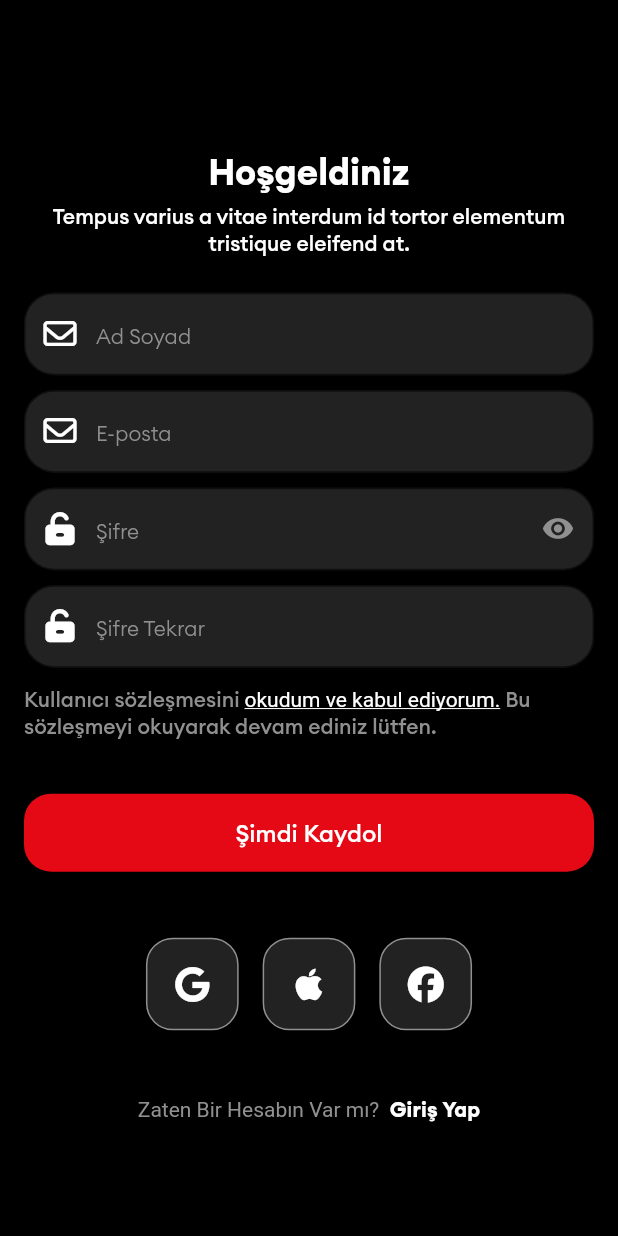
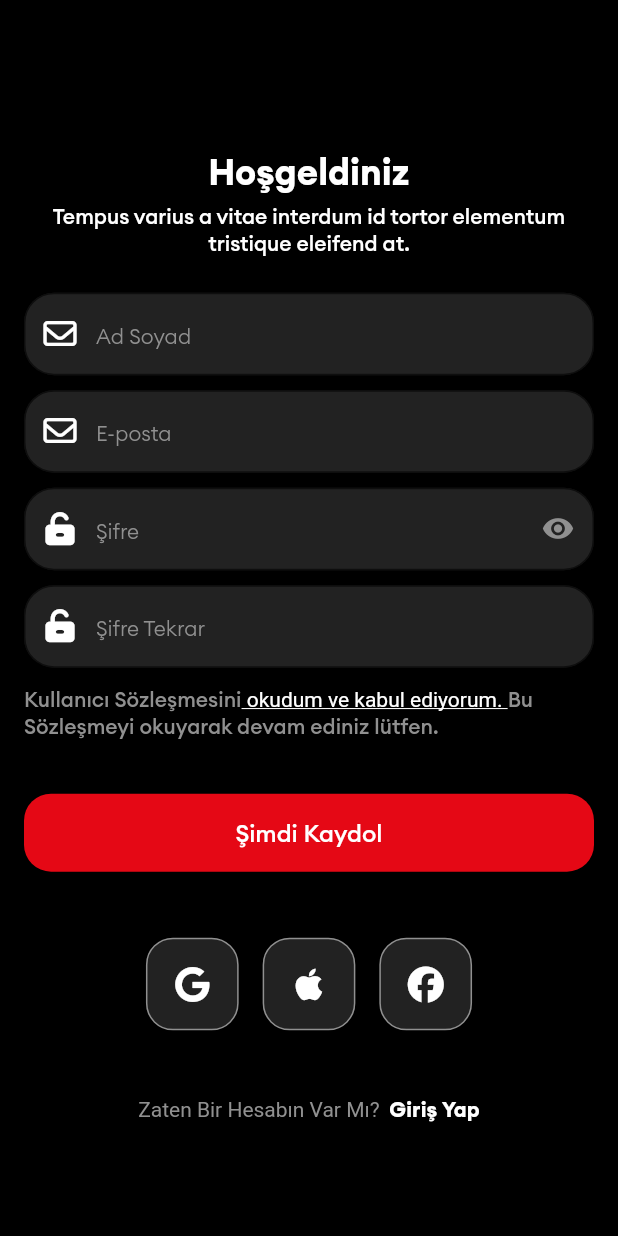
Before and after one commit to Ozberksenn/datingApp-case, a Flutter app: the screen it shows after launch, after a tap on an icon or button, on a phone screen of 412 x 824 dp. Run offline on Flutter 3.47's test engine with Material 3 defaults, Android fonts, the phone set to English and light mode, and no system bars; our stand-ins replace cached_network_image, dio, flutter_bloc, font_awesome_flutter, go_router, image_picker and 1 more; generated files the repository leaves out were written again.

```diff
--- /dev/null
+++ b/l10n.yaml
@@ -0,0 +1,4 @@
+arb-dir: lib/l10n
+template-arb-file: intl_en.arb
+output-localization-file: app_localizations.dart
+output-class: AppLocalizations
--- a/lib/features/view-model/login/login_cubit.dart
+++ b/lib/features/view-model/login/login_cubit.dart
@@ -11,6 +11,10 @@ class LoginCubit extends Cubit<LoginState> {
 
   void changeObscureState() {
     emit(state.copyWith(isObscuere: !state.isObscuere));
+  }
+
+  void changeLanguage(String value) {
+    emit(state.copyWith(language: value));
   }
 
   Future<void> login(String email, String password) async {
--- a/lib/features/view-model/login/login_state.dart
+++ b/lib/features/view-model/login/login_state.dart
@@ -3,12 +3,14 @@ class LoginState {
   final String? errorMessage;
   final bool? isSuccess;
   bool isObscuere;
+  final String language;
 
   LoginState({
     this.isLoading = false,
     this.errorMessage,
     this.isSuccess,
     this.isObscuere = true,
+    this.language = 'TR',
   });
 
   LoginState copyWith({
@@ -16,12 +18,14 @@ class LoginState {
     String? errorMessage,
     bool? isSuccess,
     bool? isObscuere,
+    String? language,
   }) {
     return LoginState(
       isLoading: isLoading ?? this.isLoading,
       errorMessage: errorMessage ?? this.errorMessage,
       isSuccess: isSuccess ?? this.isSuccess,
       isObscuere: isObscuere ?? this.isObscuere,
+      language: language ?? this.language,
     );
   }
 }
--- a/lib/features/view/login/login_view.dart
+++ b/lib/features/view/login/login_view.dart
@@ -6,10 +6,12 @@ import 'package:datingapp/features/widgets/padding.dart';
 import 'package:datingapp/features/widgets/social_media.dart';
 import 'package:datingapp/product/constants/app_colors.dart';
 import 'package:datingapp/product/constants/app_fonts.dart';
+import 'package:datingapp/product/extension/context_extension.dart';
 import 'package:datingapp/product/router/app_routes.dart';
 import 'package:flutter/material.dart';
 import 'package:flutter_bloc/flutter_bloc.dart';
 import 'package:go_router/go_router.dart';
+import '../../../main.dart';
 import '../../widgets/snackbar_widgets.dart';
 import 'widgets/login_header.dart';
 
@@ -45,7 +47,10 @@ class _LoginViewState extends State<LoginView> {
         builder: (context, state) {
           return CustomView(
             body: Column(
-              mainAxisAlignment: MainAxisAlignment.end,
+              mainAxisAlignment: MainAxisAlignment.spaceBetween,
+              children: [
+                ChangeLanguage(),
+                Column(
                   children: [
                     LoginHeader(),
                     CustomSizedBox.paddingHeight(heightValue: 24.0),
@@ -57,14 +62,16 @@ class _LoginViewState extends State<LoginView> {
                     SocialMediaWidget(),
                     CustomSizedBox.paddingHeight(heightValue: 36.0),
                     InkWell(
-                  onTap: () => context.push(AppRoutes.path(AppRoutes.register)),
+                      onTap:
+                          () =>
+                              context.push(AppRoutes.path(AppRoutes.register)),
                       child: RichText(
                         text: TextSpan(
-                      text: 'Bir Hesabın Yok Mu? ',
+                          text: "${context.loc.dontHaveAnAccount}  ",
                           style: AppFonts.greyText,
                           children: [
                             TextSpan(
-                          text: ' Kayıt Ol',
+                              text: context.loc.signup,
                               style: TextStyle(
                                 color: AppColors.white,
                                 decoration: TextDecoration.underline,
@@ -75,6 +82,8 @@ class _LoginViewState extends State<LoginView> {
                       ),
                     ),
                     CustomSizedBox.paddingHeight(heightValue: 100.0),
+                  ],
+                ),
               ],
             ),
           );
@@ -91,3 +100,40 @@ class _LoginViewState extends State<LoginView> {
     );
   }
 }
+
+class ChangeLanguage extends StatelessWidget {
+  const ChangeLanguage({super.key});
+
+  @override
+  Widget build(BuildContext context) {
+    LoginCubit cubit = context.watch<LoginCubit>();
+    return Align(
+      alignment: Alignment.bottomLeft,
+      child: Padding(
+        padding: ConstEdgeInsets.paddingSymetric(
+          verticalPad: 50,
+          horizontalPad: 10,
+        ),
+        child: DropdownButton(
+          value: cubit.state.language,
+          items: [
+            DropdownMenuItem(
+              value: 'TR',
+              child: Text("TR", style: AppFonts.greyText),
+            ),
+            DropdownMenuItem(
+              value: 'EN',
+              child: Text("EN", style: AppFonts.greyText),
+            ),
+          ],
+          onChanged: (value) {
+            if (value != null) {
+              MyApp.setLocale(context, Locale(value.toLowerCase()));
+              cubit.changeLanguage(value);
+            }
+          },
+        ),
+      ),
+    );
+  }
+}
--- a/lib/features/view/login/widgets/login_form.dart
+++ b/lib/features/view/login/widgets/login_form.dart
@@ -1,4 +1,5 @@
 import 'package:datingapp/features/view-model/login/login_cubit.dart';
+import 'package:datingapp/product/extension/context_extension.dart';
 import 'package:flutter/cupertino.dart';
 import 'package:flutter/material.dart';
 import 'package:flutter_bloc/flutter_bloc.dart';
@@ -36,7 +37,7 @@ class LoginForm extends StatelessWidget {
         TextFieldWidget(
           controller: emailController,
           prefixIcon: FontAwesomeIcons.envelope,
-          labelText: "E-posta",
+          labelText: context.loc.email,
         ),
         CustomSizedBox.paddingHeight(heightValue: 14.0),
         TextFieldWidget(
@@ -48,12 +49,12 @@ class LoginForm extends StatelessWidget {
                   : CupertinoIcons.eye_slash_fill,
           obscure: cubit.state.isObscuere,
           onTapSuffix: () => context.read<LoginCubit>().changeObscureState(),
-          labelText: "Şifre",
+          labelText: context.loc.password,
         ),
         CustomSizedBox.paddingHeight(heightValue: 24.0),
         RichText(
           text: TextSpan(
-            text: 'Şifremi Unuttum',
+            text: context.loc.forgotPassword,
             style: TextStyle(
               color: Colors.white,
               decoration: TextDecoration.underline,
@@ -65,7 +66,10 @@ class LoginForm extends StatelessWidget {
           width: double.infinity,
           child:
               cubit.state.isLoading == false
-                  ? Button(name: "Giriş Yap", onTap: () => submit(context))
+                  ? Button(
+                    name: context.loc.login,
+                    onTap: () => submit(context),
+                  )
                   : ButtonLoading(),
         ),
       ],
--- a/lib/features/view/login/widgets/login_header.dart
+++ b/lib/features/view/login/widgets/login_header.dart
@@ -1,3 +1,4 @@
+import 'package:datingapp/product/extension/context_extension.dart';
 import 'package:flutter/material.dart';
 import '../../../widgets/padding.dart';
 
@@ -11,7 +12,7 @@ class LoginHeader extends StatelessWidget {
         Align(
           alignment: Alignment.center,
           child: Text(
-            "Merhabalar",
+            context.loc.title,
             style: Theme.of(context).textTheme.titleLarge,
             textAlign: TextAlign.center,
           ),
--- a/lib/features/view/register/register_view.dart
+++ b/lib/features/view/register/register_view.dart
@@ -3,6 +3,7 @@ import 'package:datingapp/features/view/register/widgets/register_form.dart';
 import 'package:datingapp/features/widgets/custom_view.dart';
 import 'package:datingapp/features/widgets/snackbar_widgets.dart';
 import 'package:datingapp/product/constants/app_colors.dart';
+import 'package:datingapp/product/extension/context_extension.dart';
 import 'package:datingapp/product/router/app_routes.dart';
 import 'package:flutter/material.dart';
 import 'package:flutter_bloc/flutter_bloc.dart';
@@ -69,14 +70,14 @@ class _RegisterViewState extends State<RegisterView> {
                   onTap: () => context.push(AppRoutes.path(AppRoutes.login)),
                   child: RichText(
                     text: TextSpan(
-                      text: 'Zaten Bir Hesabın Var mı?  ',
+                      text: context.loc.alreadyAccount,
                       style: TextStyle(
                         color: AppColors.lightGrey,
                         fontSize: 14,
                       ),
                       children: [
                         TextSpan(
-                          text: 'Giriş Yap',
+                          text: "  ${context.loc.login}",
                           style: Theme.of(context).textTheme.titleSmall,
                         ),
                       ],
--- a/lib/features/view/register/widgets/register_form.dart
+++ b/lib/features/view/register/widgets/register_form.dart
@@ -1,4 +1,5 @@
 import 'package:datingapp/features/view-model/register/register_cubit.dart';
+import 'package:datingapp/product/extension/context_extension.dart';
 import 'package:flutter/material.dart';
 import 'package:flutter_bloc/flutter_bloc.dart';
 import 'package:font_awesome_flutter/font_awesome_flutter.dart';
@@ -43,44 +44,44 @@ class RegisterForm extends StatelessWidget {
         TextFieldWidget(
           controller: nameController,
           prefixIcon: FontAwesomeIcons.envelope,
-          labelText: "Ad Soyad",
+          labelText: context.loc.name,
         ),
         CustomSizedBox.paddingHeight(heightValue: 10.0),
         TextFieldWidget(
           controller: emailController,
           prefixIcon: FontAwesomeIcons.envelope,
-          labelText: "E-posta",
+          labelText: context.loc.email,
         ),
         CustomSizedBox.paddingHeight(heightValue: 10.0),
         TextFieldWidget(
           controller: passwordController,
           prefixIcon: FontAwesomeIcons.unlockKeyhole,
           suffixIcon: Icons.remove_red_eye,
-          labelText: "Şifre",
+          labelText: context.loc.password,
           obscure: true,
         ),
         CustomSizedBox.paddingHeight(heightValue: 10.0),
         TextFieldWidget(
           controller: passwordAgainController,
           prefixIcon: FontAwesomeIcons.unlockKeyhole,
-          labelText: "Şifre Tekrar",
+          labelText: context.loc.againPassword,
           obscure: true,
         ),
         CustomSizedBox.paddingHeight(heightValue: 12.0),
         RichText(
           text: TextSpan(
-            text: 'Kullanıcı sözleşmesini ',
+            text: context.loc.registerAgreementFirst,
             style: AppFonts.greyText,
             children: [
               TextSpan(
-                text: 'okudum ve kabul ediyorum.',
+                text: " ${context.loc.registerAgreementSecond} ",
                 style: TextStyle(
                   color: AppColors.white,
                   decoration: TextDecoration.underline,
                 ),
               ),
               TextSpan(
-                text: ' Bu sözleşmeyi okuyarak devam ediniz lütfen.',
+                text: context.loc.registerAgreementThirth,
                 style: AppFonts.greyText,
               ),
             ],
@@ -91,7 +92,10 @@ class RegisterForm extends StatelessWidget {
           width: double.infinity,
           child:
               cubit.state.isLoading == false
-                  ? Button(name: "Şimdi Kaydol", onTap: () => register(context))
+                  ? Button(
+                    name: context.loc.registerButton,
+                    onTap: () => register(context),
+                  )
                   : ButtonLoading(),
         ),
       ],
--- a/lib/features/view/register/widgets/register_header.dart
+++ b/lib/features/view/register/widgets/register_header.dart
@@ -1,3 +1,4 @@
+import 'package:datingapp/product/extension/context_extension.dart';
 import 'package:flutter/material.dart';
 import '../../../widgets/padding.dart';
 
@@ -11,7 +12,7 @@ class RegisterHeader extends StatelessWidget {
         Align(
           alignment: Alignment.center,
           child: Text(
-            "Hoşgeldiniz",
+            context.loc.registerTitle,
             style: Theme.of(context).textTheme.titleLarge,
             textAlign: TextAlign.center,
           ),
--- a/lib/main.dart
+++ b/lib/main.dart
@@ -1,8 +1,9 @@
 import 'package:datingapp/product/router/app_router.dart';
 import 'package:flutter/material.dart';
-
 import 'product/storage/storage_service.dart';
 import 'product/theme/theme.dart';
+import 'package:flutter_localizations/flutter_localizations.dart';
+import 'package:flutter_gen/gen_l10n/app_localizations.dart';
 
 void main() async {
   WidgetsFlutterBinding.ensureInitialized();
@@ -10,10 +11,27 @@ void main() async {
   runApp(const MyApp());
 }
 
-class MyApp extends StatelessWidget {
+class MyApp extends StatefulWidget {
   const MyApp({super.key});
 
-  // This widget is the root of your application.
+  static void setLocale(BuildContext context, Locale newLocale) {
+    final _MyAppState? state = context.findAncestorStateOfType<_MyAppState>();
+    state?.changeLocale(newLocale);
+  }
+
+  @override
+  State<MyApp> createState() => _MyAppState();
+}
+
+class _MyAppState extends State<MyApp> {
+  Locale locale = const Locale('tr'); // Başlangıç dili
+
+  void changeLocale(Locale newLocale) {
+    setState(() {
+      locale = newLocale;
+    });
+  }
+
   @override
   Widget build(BuildContext context) {
     return MaterialApp.router(
@@ -21,6 +39,26 @@ class MyApp extends StatelessWidget {
       theme: AppTheme.darkTheme,
       routerConfig: router,
       debugShowCheckedModeBanner: false,
+      //localization
+      locale: locale,
+      supportedLocales: const [Locale('en'), Locale('tr')],
+      localizationsDelegates: const [
+        AppLocalizations.delegate,
+        GlobalMaterialLocalizations.delegate,
+        GlobalWidgetsLocalizations.delegate,
+        GlobalCupertinoLocalizations.delegate,
+      ],
     );
   }
 }
+
+
+// class MyApp extends StatelessWidget {
+//   const MyApp({super.key});
+
+//   // This widget is the root of your application.
+//   @override
+//   Widget build(BuildContext context) {
+//     return
+//   }
+// }
--- a/lib/product/extension/context_extension.dart
+++ b/lib/product/extension/context_extension.dart
@@ -1,6 +1,11 @@
 import 'package:flutter/material.dart';
+import 'package:flutter_gen/gen_l10n/app_localizations.dart';
 
 extension ContextExtension on BuildContext {
   double dynamicHeight(double value) => MediaQuery.of(this).size.height * value;
   double dynamicWidth(double value) => MediaQuery.of(this).size.width * value;
 }
+
+extension LocalizationExtension on BuildContext {
+  AppLocalizations get loc => AppLocalizations.of(this)!;
+}
--- a/pubspec.yaml
+++ b/pubspec.yaml
@@ -41,6 +41,8 @@ dependencies:
   shared_preferences: ^2.5.3
   cached_network_image: ^3.4.1
   image_picker: ^1.1.2
+  flutter_localization: ^0.3.3
+  intl: ^0.19.0
 
 dev_dependencies:
   flutter_test:
@@ -62,6 +64,7 @@ flutter:
   # included with your application, so that you can use the icons in
   # the material Icons class.
   uses-material-design: true
+  generate: true
 
   # To add assets to your application, add an assets section, like this:
   assets:
```
Also changed, not shown: lib/l10n/intl_en.arb (added, +17 -0 lines), lib/l10n/intl_tr.arb (added, +17 -0 lines), pubspec.lock, 6 other files. Lines whose indentation alone changed are shown as unchanged.
